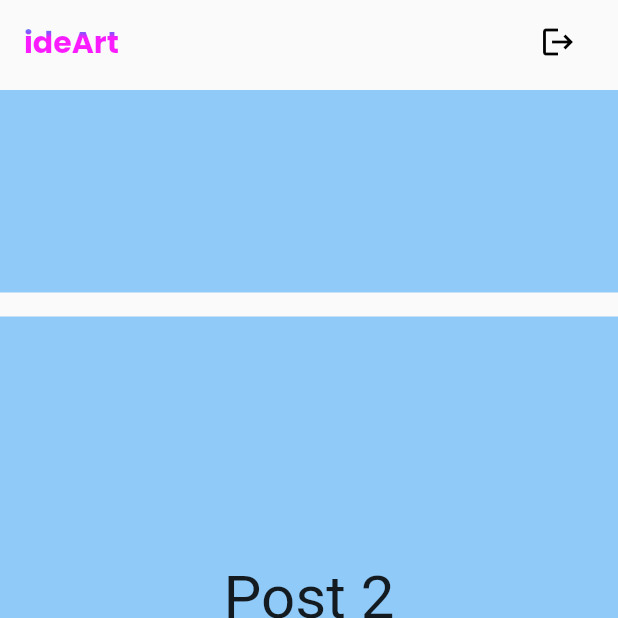
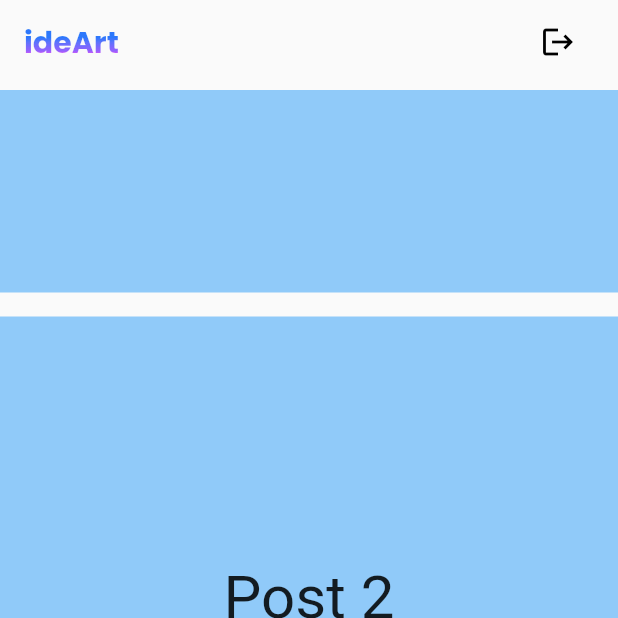
Before and after one commit to Melancholy22/ide_art_mobile_app, a Flutter app: the screen it shows after launch, scrolled down 576 dp, on a phone screen of 412 x 824 dp, the top half of it. Run offline on Flutter 3.47's test engine with Material 2 defaults, Android fonts, the phone set to English and light mode, and no system bars; drawn by our look-alikes of google_nav_bar; our stand-ins replace flutter_riverpod, go_router, image_picker; missing offline and left inert: amplify_api, amplify_auth_cognito, amplify_authenticator, amplify_core, amplify_datastore, amplify_flutter and 1 more; network calls fail.

Commit message:
Made IdeArt Gradient

```diff
--- a/lib/common/utils/colors.dart
+++ b/lib/common/utils/colors.dart
@@ -16,13 +16,13 @@ const MaterialColor primaryColor = MaterialColor(0xFFFFCF44, primarySwatch);
 const int primaryColorDark = 0xFFFD9725;
 const Gradient ideArtColor1 = LinearGradient(
     colors: [
-      Color.fromRGBO(26, 131, 255, 96),
-      Color.fromRGBO(98, 122, 255, 90),
-      Color.fromRGBO(138, 80, 255, 85),
-      Color.fromRGBO(250, 28, 255, 80),
+      Color.fromRGBO(7, 96, 251, 0.85),
+      Color.fromRGBO(50, 81, 253, 0.80),
+      Color.fromRGBO(115, 45, 255, 0.75),
+      Color.fromRGBO(244, 11, 248, 0.70),
     ],
     begin: Alignment.topRight,
-    stops: [0.1, 0.2,0.3, 0.4],
+    stops: [.4, .5, .7, .8],
     end: Alignment(1, 1),
 
 );
```
